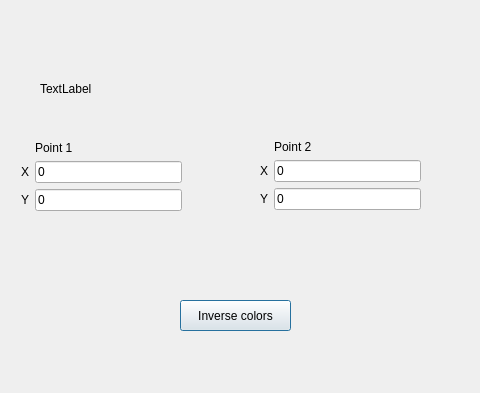
Old version of the form secondwindow.ui in the repository trofkm/BMP.
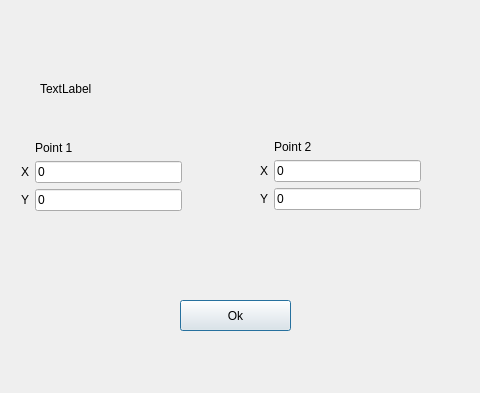
New version of the form.

Patch:
```diff
--- a/secondwindow.ui
+++ b/secondwindow.ui
@@ -130,7 +130,7 @@
     </rect>
    </property>
    <property name="text">
-    <string>Inverse colors</string>
+    <string>Ok</string>
    </property>
   </widget>
  </widget>
```
